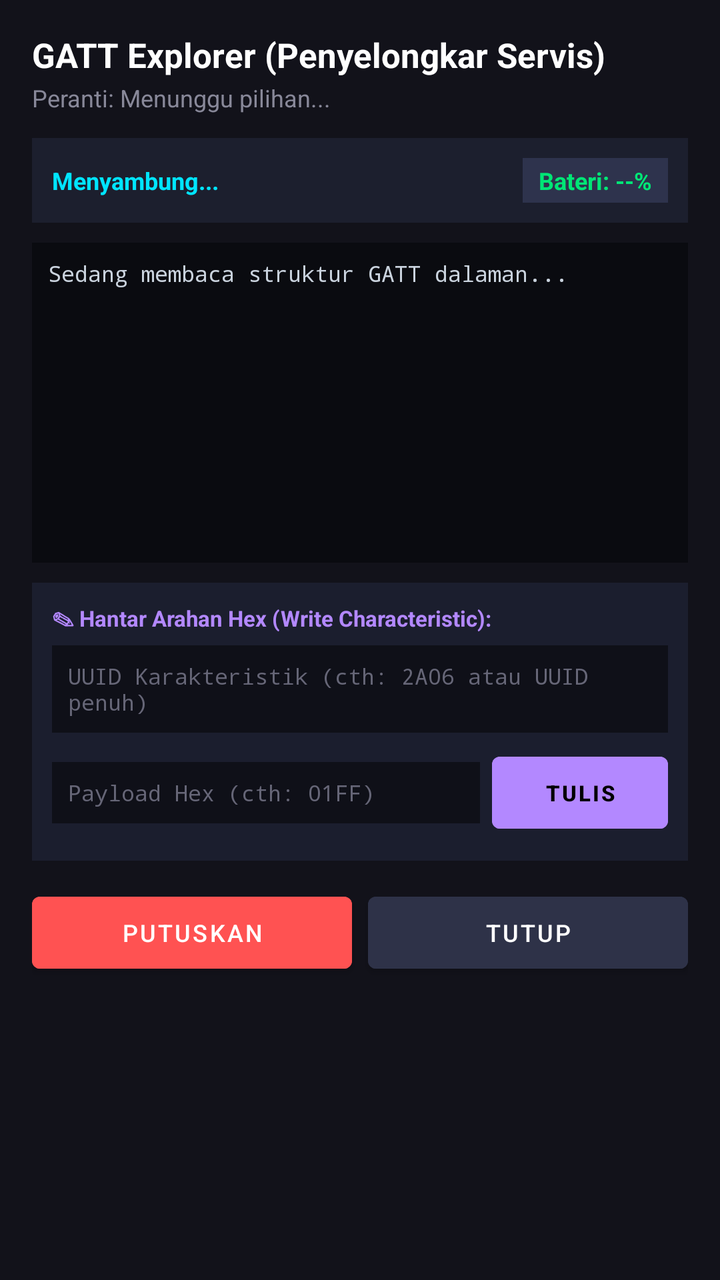
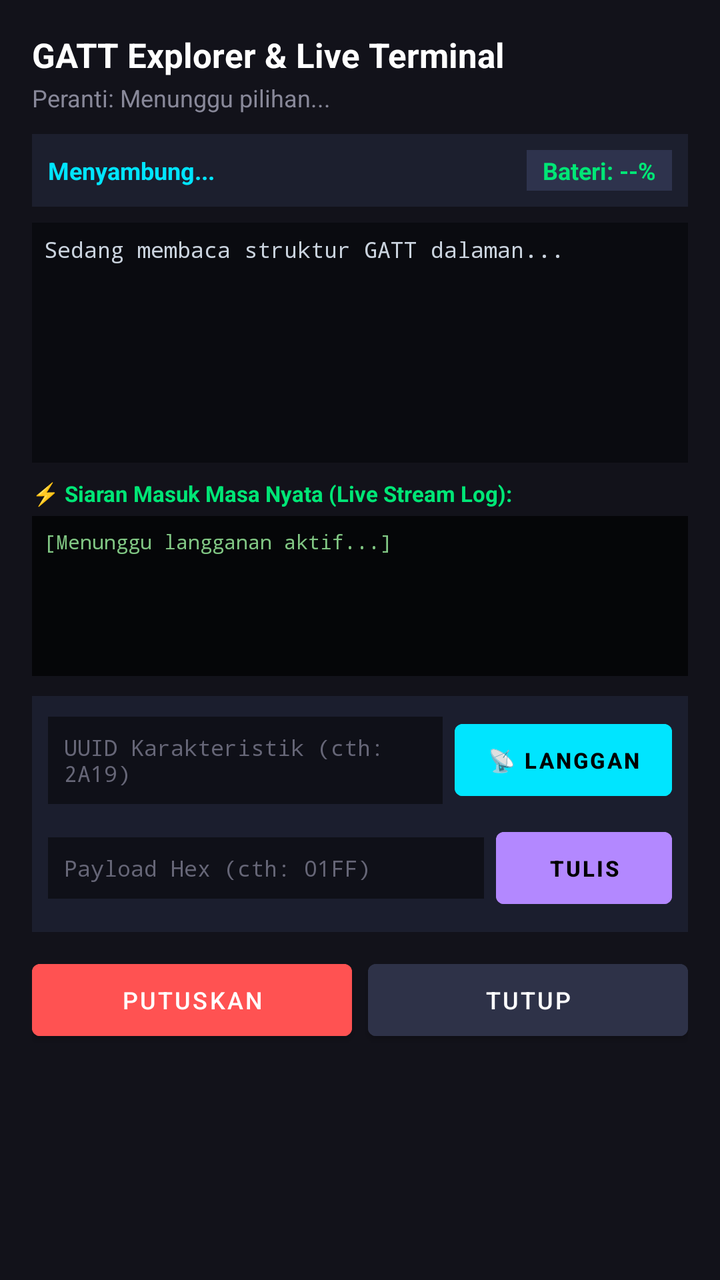

The first picture is an Android layout as it rendered before a commit; the second is the same layout after the commit. The layout source and the unified diff follow.
<!-- AndroidManifest.xml: application theme Theme.MaterialComponents.DayNight.NoActionBar -->
<!-- res/layout/dialog_gatt_explorer.xml -->
<?xml version="1.0" encoding="utf-8"?>
<LinearLayout xmlns:android="http://schemas.android.com/apk/res/android"
    android:layout_width="match_parent"
    android:layout_height="wrap_content"
    android:orientation="vertical"
    android:background="#12121A"
    android:padding="16dp">

    
    <TextView
        android:id="@+id/tvGattTitle"
        android:layout_width="wrap_content"
        android:layout_height="wrap_content"
        android:text="GATT Explorer (Penyelongkar Servis)"
        android:textColor="#FFFFFF"
        android:textSize="17sp"
        android:textStyle="bold"
        android:layout_marginBottom="2dp" />

    <TextView
        android:id="@+id/tvGattTargetInfo"
        android:layout_width="wrap_content"
        android:layout_height="wrap_content"
        android:text="Peranti: Menunggu pilihan..."
        android:textColor="#888899"
        android:textSize="12sp"
        android:layout_marginBottom="12dp" />

    
    <LinearLayout
        android:layout_width="match_parent"
        android:layout_height="wrap_content"
        android:orientation="horizontal"
        android:gravity="center_vertical"
        android:background="#1C1F2E"
        android:padding="10dp"
        android:layout_marginBottom="10dp">

        <TextView
            android:id="@+id/tvGattStatus"
            android:layout_width="0dp"
            android:layout_height="wrap_content"
            android:layout_weight="1"
            android:text="Menyambung..."
            android:textColor="#00E5FF"
            android:textSize="12sp"
            android:textStyle="bold" />

        <TextView
            android:id="@+id/tvBatteryBadge"
            android:layout_width="wrap_content"
            android:layout_height="wrap_content"
            android:background="#2E334D"
            android:textColor="#00E676"
            android:textSize="12sp"
            android:textStyle="bold"
            android:paddingStart="8dp"
            android:paddingEnd="8dp"
            android:paddingTop="3dp"
            android:paddingBottom="3dp"
            android:text="Bateri: --%" />
    </LinearLayout>

    
    <ScrollView
        android:layout_width="match_parent"
        android:layout_height="160dp"
        android:background="#0A0B10"
        android:padding="8dp"
        android:layout_marginBottom="10dp">

        <TextView
            android:id="@+id/tvGattServicesTree"
            android:layout_width="match_parent"
            android:layout_height="wrap_content"
            android:textColor="#CAD3DE"
            android:textSize="11sp"
            android:fontFamily="monospace"
            android:lineSpacingExtra="3dp"
            android:text="Sedang membaca struktur GATT dalaman..." />
    </ScrollView>

    
    <LinearLayout
        android:layout_width="match_parent"
        android:layout_height="wrap_content"
        android:orientation="vertical"
        android:background="#1B1E2E"
        android:padding="10dp"
        android:layout_marginBottom="12dp">

        <TextView
            android:layout_width="wrap_content"
            android:layout_height="wrap_content"
            android:text="✎ Hantar Arahan Hex (Write Characteristic):"
            android:textColor="#B388FF"
            android:textSize="11sp"
            android:textStyle="bold"
            android:layout_marginBottom="6dp" />

        <EditText
            android:id="@+id/etWriteCharUuid"
            android:layout_width="match_parent"
            android:layout_height="wrap_content"
            android:hint="UUID Karakteristik (cth: 2A06 atau UUID penuh)"
            android:textColorHint="#666677"
            android:textColor="#FFFFFF"
            android:textSize="11sp"
            android:fontFamily="monospace"
            android:background="#0F1018"
            android:padding="8dp"
            android:layout_marginBottom="6dp" />

        <LinearLayout
            android:layout_width="match_parent"
            android:layout_height="wrap_content"
            android:orientation="horizontal">

            <EditText
                android:id="@+id/etWriteHexValue"
                android:layout_width="0dp"
                android:layout_height="wrap_content"
                android:layout_weight="1"
                android:hint="Payload Hex (cth: 01FF)"
                android:textColorHint="#666677"
                android:textColor="#00E5FF"
                android:textSize="11sp"
                android:fontFamily="monospace"
                android:background="#0F1018"
                android:padding="8dp"
                android:inputType="textCapCharacters" />

            <Button
                android:id="@+id/btnSendHex"
                android:layout_width="wrap_content"
                android:layout_height="wrap_content"
                android:text="Tulis"
                android:backgroundTint="#B388FF"
                android:textColor="#000000"
                android:textStyle="bold"
                android:textSize="11sp"
                android:layout_marginStart="6dp" />
        </LinearLayout>
    </LinearLayout>

    
    <LinearLayout
        android:layout_width="match_parent"
        android:layout_height="wrap_content"
        android:orientation="horizontal"
        android:weightSum="2">

        <Button
            android:id="@+id/btnGattDisconnect"
            android:layout_width="0dp"
            android:layout_height="wrap_content"
            android:layout_weight="1"
            android:text="Putuskan"
            android:backgroundTint="#FF5252"
            android:textColor="#FFFFFF"
            android:textSize="12sp"
            android:layout_marginEnd="4dp" />

        <Button
            android:id="@+id/btnGattClose"
            android:layout_width="0dp"
            android:layout_height="wrap_content"
            android:layout_weight="1"
            android:text="Tutup"
            android:backgroundTint="#2E3248"
            android:textColor="#FFFFFF"
            android:textSize="12sp"
            android:layout_marginStart="4dp" />
    </LinearLayout>

</LinearLayout>
<!-- resources referenced by this layout -->
<resources>

</resources>

<!-- the commit's change to res/layout/dialog_gatt_explorer.xml (unified diff, before → after) -->
@@ -6,12 +6,11 @@
     android:background="#12121A"
     android:padding="16dp">
 
-    
     <TextView
         android:id="@+id/tvGattTitle"
         android:layout_width="wrap_content"
         android:layout_height="wrap_content"
-        android:text="GATT Explorer (Penyelongkar Servis)"
+        android:text="GATT Explorer &amp; Live Terminal"
         android:textColor="#FFFFFF"
         android:textSize="17sp"
         android:textStyle="bold"
@@ -24,17 +23,16 @@
         android:text="Peranti: Menunggu pilihan..."
         android:textColor="#888899"
         android:textSize="12sp"
-        android:layout_marginBottom="12dp" />
-
-    
+        android:layout_marginBottom="10dp" />
+
     <LinearLayout
         android:layout_width="match_parent"
         android:layout_height="wrap_content"
         android:orientation="horizontal"
         android:gravity="center_vertical"
         android:background="#1C1F2E"
-        android:padding="10dp"
-        android:layout_marginBottom="10dp">
+        android:padding="8dp"
+        android:layout_marginBottom="8dp">
 
         <TextView
             android:id="@+id/tvGattStatus"
@@ -56,18 +54,17 @@
             android:textStyle="bold"
             android:paddingStart="8dp"
             android:paddingEnd="8dp"
-            android:paddingTop="3dp"
-            android:paddingBottom="3dp"
+            android:paddingTop="2dp"
+            android:paddingBottom="2dp"
             android:text="Bateri: --%" />
     </LinearLayout>
 
-    
     <ScrollView
         android:layout_width="match_parent"
-        android:layout_height="160dp"
+        android:layout_height="120dp"
         android:background="#0A0B10"
-        android:padding="8dp"
-        android:layout_marginBottom="10dp">
+        android:padding="6dp"
+        android:layout_marginBottom="8dp">
 
         <TextView
             android:id="@+id/tvGattServicesTree"
@@ -76,40 +73,77 @@
             android:textColor="#CAD3DE"
             android:textSize="11sp"
             android:fontFamily="monospace"
-            android:lineSpacingExtra="3dp"
+            android:lineSpacingExtra="2dp"
             android:text="Sedang membaca struktur GATT dalaman..." />
     </ScrollView>
 
     
+    <TextView
+        android:layout_width="wrap_content"
+        android:layout_height="wrap_content"
+        android:text="⚡ Siaran Masuk Masa Nyata (Live Stream Log):"
+        android:textColor="#00E676"
+        android:textSize="11sp"
+        android:textStyle="bold"
+        android:layout_marginBottom="4dp" />
+
+    <ScrollView
+        android:id="@+id/svLiveStream"
+        android:layout_width="match_parent"
+        android:layout_height="80dp"
+        android:background="#050608"
+        android:padding="6dp"
+        android:layout_marginBottom="10dp">
+
+        <TextView
+            android:id="@+id/tvLiveStreamLog"
+            android:layout_width="match_parent"
+            android:layout_height="wrap_content"
+            android:textColor="#81C784"
+            android:textSize="10sp"
+            android:fontFamily="monospace"
+            android:text="[Menunggu langganan aktif...]" />
+    </ScrollView>
+
+    
     <LinearLayout
         android:layout_width="match_parent"
         android:layout_height="wrap_content"
         android:orientation="vertical"
         android:background="#1B1E2E"
-        android:padding="10dp"
-        android:layout_marginBottom="12dp">
-
-        <TextView
-            android:layout_width="wrap_content"
-            android:layout_height="wrap_content"
-            android:text="✎ Hantar Arahan Hex (Write Characteristic):"
-            android:textColor="#B388FF"
-            android:textSize="11sp"
-            android:textStyle="bold"
-            android:layout_marginBottom="6dp" />
-
-        <EditText
-            android:id="@+id/etWriteCharUuid"
-            android:layout_width="match_parent"
-            android:layout_height="wrap_content"
-            android:hint="UUID Karakteristik (cth: 2A06 atau UUID penuh)"
-            android:textColorHint="#666677"
-            android:textColor="#FFFFFF"
-            android:textSize="11sp"
-            android:fontFamily="monospace"
-            android:background="#0F1018"
-            android:padding="8dp"
-            android:layout_marginBottom="6dp" />
+        android:padding="8dp"
+        android:layout_marginBottom="10dp">
+
+        <LinearLayout
+            android:layout_width="match_parent"
+            android:layout_height="wrap_content"
+            android:orientation="horizontal"
+            android:layout_marginBottom="6dp">
+
+            <EditText
+                android:id="@+id/etWriteCharUuid"
+                android:layout_width="0dp"
+                android:layout_height="wrap_content"
+                android:layout_weight="1"
+                android:hint="UUID Karakteristik (cth: 2A19)"
+                android:textColorHint="#666677"
+                android:textColor="#FFFFFF"
+                android:textSize="11sp"
+                android:fontFamily="monospace"
+                android:background="#0F1018"
+                android:padding="8dp" />
+
+            <Button
+                android:id="@+id/btnToggleNotify"
+                android:layout_width="wrap_content"
+                android:layout_height="wrap_content"
+                android:text="📡 Langgan"
+                android:backgroundTint="#00E5FF"
+                android:textColor="#000000"
+                android:textStyle="bold"
+                android:textSize="11sp"
+                android:layout_marginStart="6dp" />
+        </LinearLayout>
 
         <LinearLayout
             android:layout_width="match_parent"
@@ -143,7 +177,6 @@
         </LinearLayout>
     </LinearLayout>
 
-    
     <LinearLayout
         android:layout_width="match_parent"
         android:layout_height="wrap_content"
